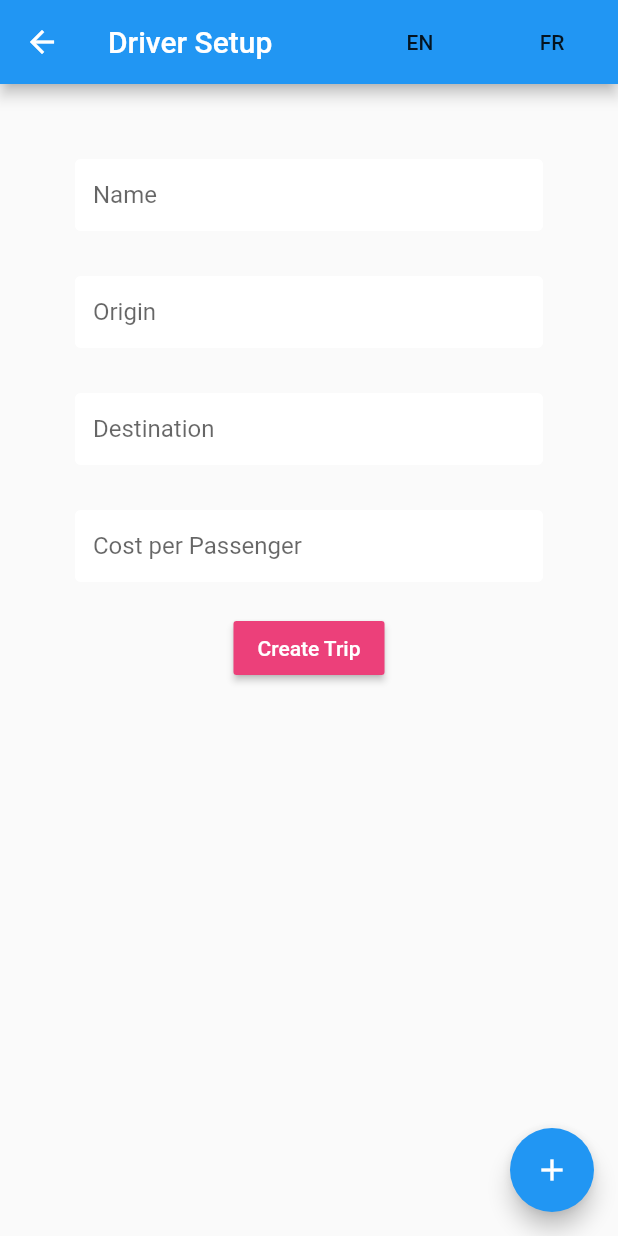
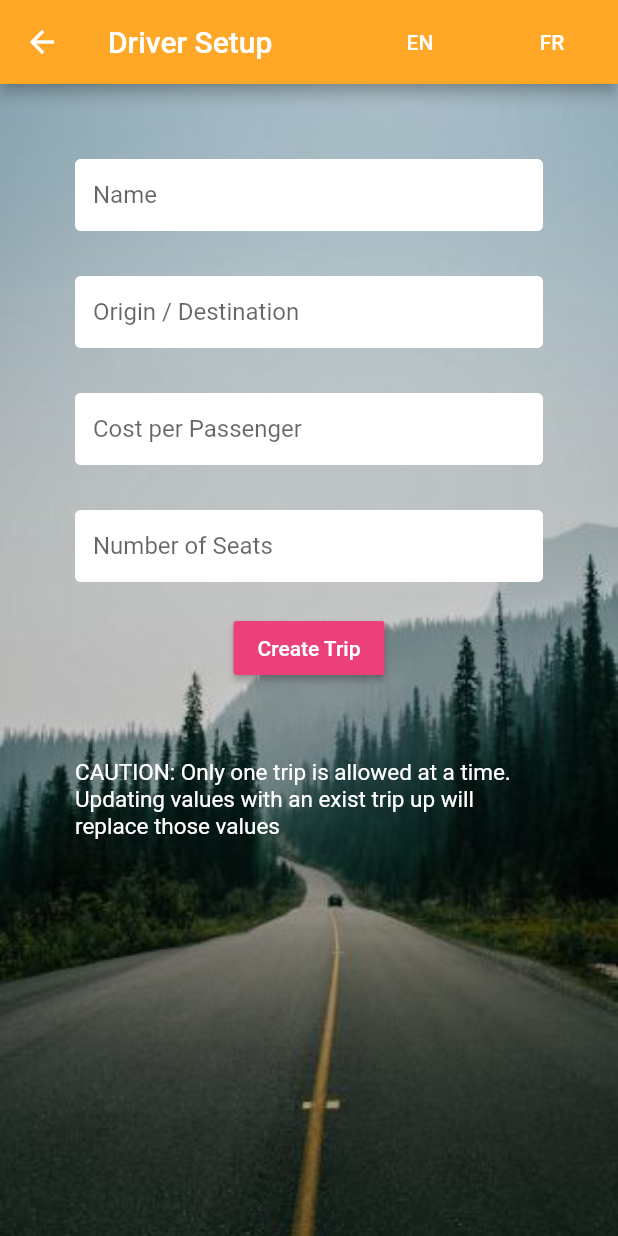
Before and after one commit to spiousjoseph/CSCI-4100, a Flutter app: the screen it shows once a user with an empty profile is signed in, after a tap on "Driver", on a phone screen of 412 x 824 dp. Run offline on Flutter 3.47's test engine with Material 2 defaults, Android fonts, the phone set to English and light mode, and no system bars; our stand-ins replace cloud_firestore, firebase_auth, flutter_i18n, flutter_map, flutter_spinkit, geolocator and 2 more; accounts and stored records are empty.

Commit message:
Almost done forms

```diff
--- a/groupproject/lib/driversetup.dart
+++ b/groupproject/lib/driversetup.dart
@@ -1,8 +1,10 @@
 import 'package:flutter/material.dart';
 import 'package:flutter_i18n/flutter_i18n.dart';
 import 'package:flutter_i18n/flutter_i18n_delegate.dart';
-import 'package:cloud_firestore/cloud_firestore.dart';
 import 'package:groupproject/shared/constants.dart';
+import 'package:groupproject/services/auth.dart';
+import 'package:provider/provider.dart';
+import 'package:groupproject/models/user.dart';
 
 
 class DriverSetupPage extends StatefulWidget {
@@ -15,25 +17,30 @@ class DriverSetupPage extends StatefulWidget {
 class DriverSetup extends State<DriverSetupPage>{
 
   final _formKey = GlobalKey<FormState>();
+  final AuthService _auth = AuthService();
+
 
   String _name = "";
-  String _origin = "";
-  String _dest = "";
+  String _originDestination = "";
   String _cost = "";
-  int _numOfSeats = 0;
+  String _numOfSeats = "";
   String _error;
+  bool _tripCreated = false;
   // String _NumberOfSeats;
   // String _DriversLicense;
 
 
   @override
   Widget build(BuildContext context){
+    final user = Provider.of<User>(context);
+    String userUID = user.uid;
     return Scaffold(
       appBar: AppBar(
+        backgroundColor: Colors.orange[400],
         title: Text('Driver Setup'),
       actions: <Widget>[
         FlatButton(
-          child: Text('EN'),
+          child: Text('EN', style: TextStyle(color: Colors.white)),
           onPressed: (){
             Locale newLocale = Locale('en');
             setState((){
@@ -42,7 +49,7 @@ class DriverSetup extends State<DriverSetupPage>{
           },
         ),
         FlatButton(
-            child: Text('FR'),
+            child: Text('FR', style: TextStyle(color: Colors.white)),
             onPressed: () {
               Locale newLocale = Locale('fr');
               setState(() {
@@ -54,6 +61,12 @@ class DriverSetup extends State<DriverSetupPage>{
       ),
       body: Container(
         padding: EdgeInsets.symmetric(vertical: 20.0, horizontal: 50.0),
+        decoration: BoxDecoration(
+          image: DecorationImage(
+            image: AssetImage('assets/home.jpg'),
+            fit: BoxFit.cover,
+          ),
+        ),
         child: Form(
           key: _formKey,
           child: Column(
@@ -68,29 +81,26 @@ class DriverSetup extends State<DriverSetupPage>{
               ),
               SizedBox(height: 30.0),
               TextFormField(
-                obscureText: true,
-                decoration: textInputDecoration.copyWith(hintText: 'Origin'),
-                validator: (val) => val.isEmpty ? 'Please enter the starting location' : null,
+                decoration: textInputDecoration.copyWith(hintText: 'Origin / Destination'),
+                validator: (val) => val.isEmpty ? 'Please enter the origin and destination of trip' : null,
                 onChanged: (val) {
-                  setState(() => _origin = val);
+                  setState(() => _originDestination = val);
                 },
               ),
               SizedBox(height: 30.0),
               TextFormField(
-                obscureText: true,
-                decoration: textInputDecoration.copyWith(hintText: 'Destination'),
-                validator: (val) => val.isEmpty ? 'Please enter the destination' : null,
+                decoration: textInputDecoration.copyWith(hintText: 'Cost per Passenger'),
+                validator: (val) => val.isEmpty ? 'Please enter a price' : null,
                 onChanged: (val) {
-                  setState(() => _dest = val);
+                  setState(() => _cost = val);
                 },
               ),
               SizedBox(height: 30.0),
               TextFormField(
-                obscureText: true,
-                decoration: textInputDecoration.copyWith(hintText: 'Cost per Passenger'),
-                validator: (val) => val.isEmpty ? 'Please enter a price' : null,
+                decoration: textInputDecoration.copyWith(hintText: 'Number of Seats'),
+                validator: (val) => val.isEmpty ? 'Please a number of availible seats' : null,
                 onChanged: (val) {
-                  setState(() => _cost = val);
+                  setState(() => _numOfSeats = val);
                 },
               ),
               SizedBox(height: 20.0),
@@ -102,25 +112,35 @@ class DriverSetup extends State<DriverSetupPage>{
                 ),
                 onPressed: () async {
                   if(_formKey.currentState.validate()){
-                    // await DatabaseService(uid: user.uid).updateUserData(
-                    //   _currentSugars ?? snapshot.data.sugars,
-                    //   _currentName ?? snapshot.data.name,
-                    //   _currentStrength ?? snapshot.data.strength
-                    // );
+                     _auth.createDriverTrip(_name, _originDestination, _cost, _numOfSeats);
+                     _tripCreated = true; // Add a check later
                   }
                 }
+              ),
+
+              // SizedBox(height: 50.0),
+              // Text(
+              //   "TRIP CREATED",
+              //   style: TextStyle(color: Colors.white, fontSize: 15.0),
+              // ),
+
+              // Comment out after check is implemented
+              SizedBox(height: 50.0),
+              Text(
+                "CAUTION: Only one trip is allowed at a time. Updating values with an exist trip up will replace those values",
+                style: TextStyle(color: Colors.white, fontSize: 15.0),
               ),
             ],
           ),
         ),
       ),
 
-      floatingActionButton: FloatingActionButton(
-        onPressed: () {
-          //
-        },
-        child: Icon(Icons.add),
-      ), // This trailing comma makes auto-formatting nicer for build methods.
+      // floatingActionButton: FloatingActionButton(
+      //   onPressed: () {
+      //     //
+      //   },
+      //   child: Icon(Icons.add),
+      // ), // This trailing comma makes auto-formatting nicer for build methods.
     );
 
   }
--- a/groupproject/lib/homepage.dart
+++ b/groupproject/lib/homepage.dart
@@ -38,8 +38,14 @@ class _MyHomePageState extends State<MyHomePage> {
               ),
             ],
           ),
-        body: Center(
-
+        body: Container(
+          decoration: BoxDecoration(
+            image: DecorationImage(
+              image: AssetImage('assets/home.jpg'),
+              fit: BoxFit.cover,
+            ),
+          ),
+          child: Center(
             child: Column(
               mainAxisAlignment: MainAxisAlignment.center,
               children: <Widget>[
@@ -69,7 +75,7 @@ class _MyHomePageState extends State<MyHomePage> {
               ],
             ),
           ),
-
+        ),
       ),
     );
   }
--- a/groupproject/lib/pages/authenticate/login.dart
+++ b/groupproject/lib/pages/authenticate/login.dart
@@ -39,11 +39,17 @@ class _SignInState extends State<SignIn> {
       ),
       body: Container(
         padding: EdgeInsets.symmetric(vertical: 20.0, horizontal: 50.0),
+        decoration: BoxDecoration(
+          image: DecorationImage(
+            image: AssetImage('assets/login.jpg'),
+            fit: BoxFit.cover,
+          ),
+        ),
         child: Form(
           key: _formKey,
           child: Column(
             children: <Widget>[
-              SizedBox(height: 20.0),
+              SizedBox(height: 50.0),
               TextFormField(
                 decoration: textInputDecoration.copyWith(hintText: 'email'),
                 validator: (val) => val.isEmpty ? 'Enter email' : null,
@@ -51,7 +57,7 @@ class _SignInState extends State<SignIn> {
                   setState(() => email = val);
                 },
               ),
-              SizedBox(height: 20.0),
+              SizedBox(height: 50.0),
               TextFormField(
                 obscureText: true,
                 decoration: textInputDecoration.copyWith(hintText: 'password'),
@@ -62,7 +68,7 @@ class _SignInState extends State<SignIn> {
               ),
               SizedBox(height: 20.0),
               RaisedButton(
-                color: Colors.pink[400],
+                color: Colors.green[700],
                 child: Text(
                   'Login',
                   style: TextStyle(color: Colors.white),
--- a/groupproject/lib/pages/authenticate/sign_up.dart
+++ b/groupproject/lib/pages/authenticate/sign_up.dart
@@ -43,17 +43,17 @@ class _RegisterState extends State<Register> {
           key: _formKey,
           child: Column(
             children: <Widget>[
-              SizedBox(height: 20.0),
+              SizedBox(height: 50.0),
               TextFormField(
-                decoration: textInputDecoration.copyWith(hintText: 'email'),
+                decoration: textInputDecoration.copyWith(hintText: 'sign up email'),
                 validator: (val) => val.isEmpty ? 'Enter an email' : null,
                 onChanged: (val) {
                   setState(() => email = val);
                 },
               ),
-              SizedBox(height: 20.0),
+              SizedBox(height: 50.0),
               TextFormField(
-                decoration: textInputDecoration.copyWith(hintText: 'password'),
+                decoration: textInputDecoration.copyWith(hintText: 'sign up password'),
                 obscureText: true,
                 validator: (val) => val.length < 6 ? 'Enter a password 6+ chars long' : null,
                 onChanged: (val) {
--- a/groupproject/lib/pages/home/home.dart
+++ b/groupproject/lib/pages/home/home.dart
@@ -50,7 +50,7 @@ class Home extends StatelessWidget {
       // Temporary Button, press to insert trip for driver, display list for pass
       floatingActionButton: FloatingActionButton(
         onPressed: () {
-          _auth.createDriverTrip('Bob', 10.00, 4, 0);
+         // _auth.createDriverTrip('Bob', 10.00, 4, 0);
          // print("LOOK HERE: " + _auth.getterForUID());
         },
         tooltip: 'Add driver trip',
--- a/groupproject/lib/services/auth.dart
+++ b/groupproject/lib/services/auth.dart
@@ -44,12 +44,12 @@ class AuthService {
     }
   }
 
-    Future createDriverTrip(String name, double cost, int seats, double avgRating) async {
+    Future createDriverTrip(String name, String originDest, String cost, String seats) async {
     try {
       FirebaseUser user = await _auth.currentUser();
 
       // Creates a driver trip in the drivers database for this user
-      await DatabaseService(uid: user.uid).updateDriverData(name, cost, seats, avgRating);
+      await DatabaseService(uid: user.uid).updateDriverData(name, originDest, cost, seats);
       return _userFromFirebaseUser(user);
     } catch (error) {
       print(error.toString());
--- a/groupproject/lib/services/database.dart
+++ b/groupproject/lib/services/database.dart
@@ -20,12 +20,12 @@ class DatabaseService {
   }
 
   // Used as default values when a user creates a driver trip
-  Future<void> updateDriverData(String name, double cost, int seats, double avgRating) async {
+  Future<void> updateDriverData(String name, String originDest, String cost, String seats) async {
     return await driverCollection.document(uid).setData({
       'name': name,
+      'originDest': originDest,
       'cost': cost,
       'seats': seats,
-      'avgRating': avgRating,
     });
   }
 
--- a/groupproject/pubspec.yaml
+++ b/groupproject/pubspec.yaml
@@ -54,7 +54,7 @@ flutter:
 
   # To add assets to your application, add an assets section, like this:
   assets:
-    - assets/i18n/
+    - assets/
   #  - images/a_dot_burr.jpeg
   #  - images/a_dot_ham.jpeg
 
```
Also changed, not shown: groupproject/assets/driver_setup.jpeg (added), groupproject/assets/home.jpg (added), groupproject/assets/login.jpg (added). Lines whose indentation alone changed are shown as unchanged.
